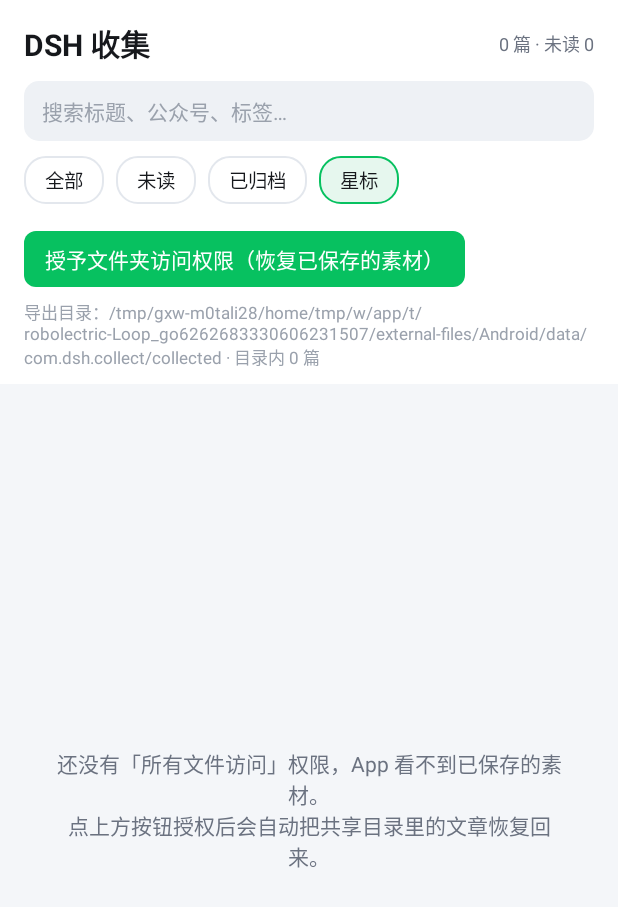
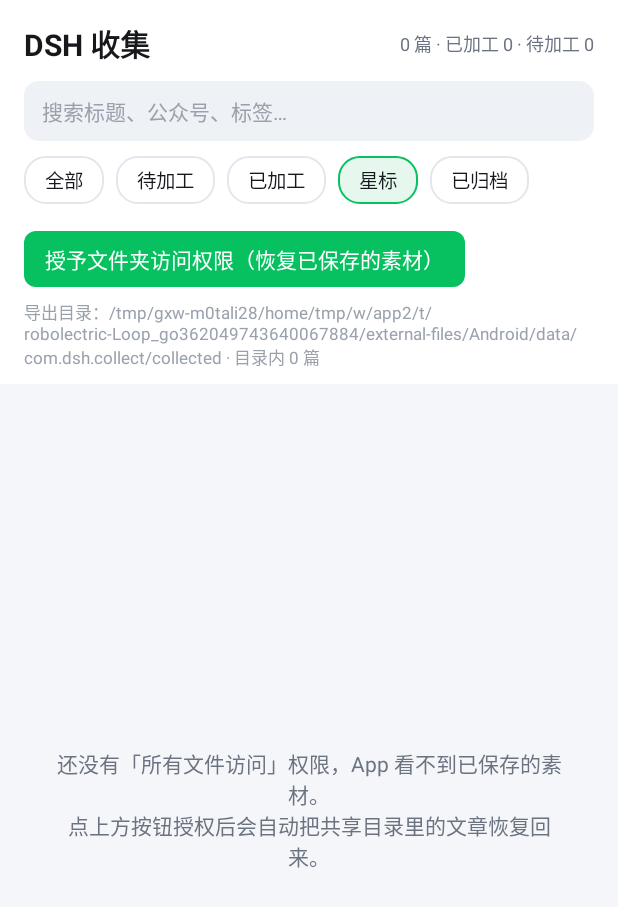
Before and after one commit to Seaborn101/dsh-collect, an Android app: the screen it shows after launch (MainActivity), after a tap on "星标", on a phone screen of 412 x 824 dp. Shown: the top 907 px of the screen. Run offline under Robolectric (Android 15) with nearby library versions, the phone set to English and light mode, and no system bars; pictures from the network do not load; 2 statements that could not run were skipped; 2 other taps on this screen came first.

Commit message:
feat v0.0.7: app/src/main/java/com/dsh/collect/MainActivity.java

```diff
--- a/app/src/main/java/com/dsh/collect/MainActivity.java
+++ b/app/src/main/java/com/dsh/collect/MainActivity.java
@@ -45,6 +45,8 @@ public class MainActivity extends Activity {
     private String filterStatus = "";
     private boolean onlyStar = false;
     private String tagFilter = "";
+    /** "" 全部 / "L0" 待加工 / "L1" 已加工 */
+    private String filterLayer = "";
 
     @Override
     protected void onCreate(Bundle savedInstanceState) {
@@ -114,6 +116,13 @@ public class MainActivity extends Activity {
             }
         });
 
+        findViewById(R.id.btn_settings).setOnClickListener(new View.OnClickListener() {
+            @Override
+            public void onClick(View v) {
+                startActivity(new Intent(MainActivity.this, SettingsActivity.class));
+            }
+        });
+
         buildChips();
         refresh();
         // 自愈导入：App 被卸载重装后，从共享目录把素材读回来
@@ -161,13 +170,14 @@ public class MainActivity extends Activity {
 
     private void buildChips() {
         chipBox.removeAllViews();
-        addChip("全部", "", false);
-        addChip("未读", Article.STATUS_NEW, false);
-        addChip("已归档", Article.STATUS_ARCHIVED, false);
-        addChip("星标", "", true);
+        addChip("全部", "", false, "");
+        addChip("待加工", "", false, "L0");
+        addChip("已加工", "", false, "L1");
+        addChip("星标", "", true, "");
+        addChip("已归档", Article.STATUS_ARCHIVED, false, "");
     }
 
-    private void addChip(String label, final String status, final boolean star) {
+    private void addChip(String label, final String status, final boolean star, final String layer) {
         TextView tv = new TextView(this);
         tv.setText(label);
         tv.setTextSize(13);
@@ -178,13 +188,15 @@ public class MainActivity extends Activity {
                 ViewGroup.LayoutParams.WRAP_CONTENT, ViewGroup.LayoutParams.WRAP_CONTENT);
         lp.rightMargin = dp(8);
         tv.setLayoutParams(lp);
-        final boolean active = (status == null || status.equals(filterStatus)) && (star == onlyStar);
+        final boolean active = status.equals(filterStatus) && (star == onlyStar)
+                && layer.equals(filterLayer);
         tv.setSelected(active);
         tv.setOnClickListener(new View.OnClickListener() {
             @Override
             public void onClick(View v) {
-                filterStatus = status == null ? "" : status;
+                filterStatus = status;
                 onlyStar = star;
+                filterLayer = layer;
                 buildChips();
                 refresh();
             }
@@ -230,7 +242,7 @@ public class MainActivity extends Activity {
         syncLayers();
 
         String kw = search.getText() == null ? "" : search.getText().toString();
-        List<Article> all = db.query(kw, filterStatus, onlyStar, tagFilter);
+        List<Article> all = db.query(kw, filterStatus, onlyStar, tagFilter, filterLayer);
         adapter.items = all;
         adapter.notifyDataSetChanged();
         boolean isEmpty = all.isEmpty();
@@ -243,8 +255,8 @@ public class MainActivity extends Activity {
         }
 
         int total = db.count();
-        int unread = db.countStatus(Article.STATUS_NEW);
-        stats.setText(total + " 篇 · 未读 " + unread);
+        int done = db.countLayer("L1");
+        stats.setText(total + " 篇 · 已加工 " + done + " · 待加工 " + (total - done));
         buildTagChips(db.allTags());
     }
 
@@ -362,12 +374,10 @@ public class MainActivity extends Activity {
 
             String meta = (a.account.isEmpty() ? "未知公众号" : a.account)
                     + " · " + Store.readable(a.collectedAt);
-            if (a.isProcessed()) {
+            if (Article.STATUS_ARCHIVED.equals(a.status)) {
+                meta += " · 已归档";
+            } else if (a.isProcessed()) {
                 meta += " · 已加工 ✓";
-            } else if (Article.STATUS_ARCHIVED.equals(a.status)) {
-                meta += " · 已归档";
-            } else if (a.isUnread()) {
-                meta += " · 未读";
             }
             ((TextView) v.findViewById(R.id.meta)).setText(meta);
 
```
